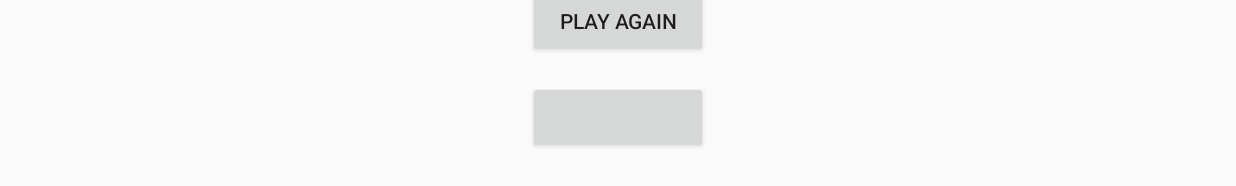
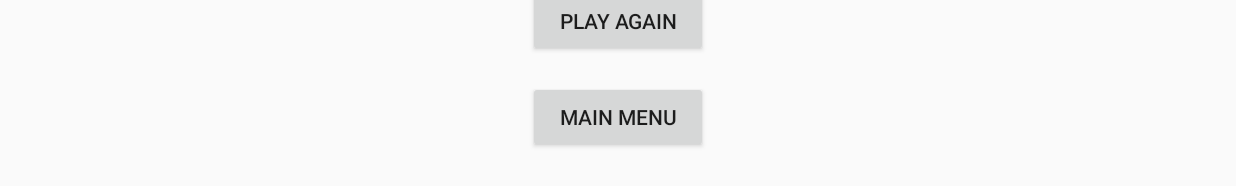
Before and after one commit to Ninfer/MovileGames, an Android app: the fragment ScoreFragment placed in its activity, on a phone screen of 824 x 412 dp (held sideways). Shown: the part 420-606 px from the top of the screen. Run offline under Robolectric (Android 15) with nearby library versions, the light colour scheme and no system bars.

Commit message:
Pantalla de "Score" funcional

```diff
--- a/Matamarcianos/app/src/main/java/dadm/scaffold/ScaffoldActivity.java
+++ b/Matamarcianos/app/src/main/java/dadm/scaffold/ScaffoldActivity.java
@@ -1,10 +1,14 @@
 package dadm.scaffold;
 
+import android.content.Context;
+import android.content.SharedPreferences;
 import android.media.AudioManager;
 import android.os.Build;
 import android.support.v7.app.AppCompatActivity;
 import android.os.Bundle;
 import android.view.View;
+
+import java.util.prefs.Preferences;
 
 import dadm.scaffold.counter.GameFragment;
 import dadm.scaffold.counter.MainMenuFragment;
@@ -28,6 +32,7 @@ public class ScaffoldActivity extends AppCompatActivity {
         }
         setVolumeControlStream(AudioManager.STREAM_MUSIC);
         soundManager = new SoundManager(getApplicationContext());
+        SharedPreferences sp = getSharedPreferences("defaultSettings", 0);
     }
 
     public SoundManager getSoundManager() {
--- a/Matamarcianos/app/src/main/java/dadm/scaffold/counter/ScoreFragment.java
+++ b/Matamarcianos/app/src/main/java/dadm/scaffold/counter/ScoreFragment.java
@@ -6,6 +6,7 @@ import android.os.Bundle;
 import android.view.LayoutInflater;
 import android.view.View;
 import android.view.ViewGroup;
+import android.widget.Button;
 import android.widget.TextView;
 
 import dadm.scaffold.BaseFragment;
@@ -15,6 +16,7 @@ import dadm.scaffold.ScaffoldActivity;
 public class ScoreFragment extends BaseFragment {
 
     public static TextView scoreText, yourScoreText;
+    public static Button mainMenu, playAgain;
     public int scoreResult;
 
     public ScoreFragment(){
@@ -25,19 +27,20 @@ public class ScoreFragment extends BaseFragment {
     public View onCreateView(LayoutInflater inflater, ViewGroup container,
                              Bundle savedInstanceState) {
         View rootView = inflater.inflate(R.layout.fragment_score, container, false);
+
+        mainMenu = rootView.findViewById(R.id.btn_main_menu);
+        mainMenu.setText("MAIN MENU");
+
         scoreText = rootView.findViewById(R.id.text_score_result);
         yourScoreText = rootView.findViewById(R.id.text_your_score);
         yourScoreText.setText("Your score is:");
-        /*
 
-        SharedPreferences sp = getSharedPreferences("defaultSettings", Context.MODE_PRIVATE);
+        SharedPreferences sp = getContext().getSharedPreferences("defaultSettings", Context.MODE_PRIVATE);
+        scoreResult = sp.getInt("score", 0);
 
-        scoreResult = sp.getString("name", "Extraño");
+        scoreText.setText(String.valueOf(scoreResult));
 
 
-        scoreText.setText(String.valueOf(GameFragment.generalScore));
-
-         */
 
         return rootView;
     }
--- a/Matamarcianos/app/src/main/java/dadm/scaffold/space/SpaceShipPlayer.java
+++ b/Matamarcianos/app/src/main/java/dadm/scaffold/space/SpaceShipPlayer.java
@@ -40,7 +40,7 @@ public class SpaceShipPlayer extends Sprite {
     public SpaceShipPlayer(GameEngine gameEngine, GameController gameController){
         super(gameEngine, R.drawable.ship_a);
         nextResourceIntegerId = R.drawable.ship_b;
-        speedFactor = pixelFactor * 100d / 1000d; // We want to move at 100px per second on a 400px tall screen
+        speedFactor = pixelFactor * 200d / 1000d; // We want to move at 100px per second on a 400px tall screen
         maxX = gameEngine.width - width;
         maxY = gameEngine.height - height;
 
--- a/Matamarcianos/app/src/main/res/layout/fragment_score.xml
+++ b/Matamarcianos/app/src/main/res/layout/fragment_score.xml
@@ -3,8 +3,7 @@
     xmlns:tools="http://schemas.android.com/tools"
     android:layout_width="match_parent"
     android:layout_height="match_parent"
-    >
-
+    android:layout_gravity="center">
     <TextView
         android:id="@+id/text_your_score"
         android:layout_width="wrap_content"
@@ -15,17 +14,23 @@
         android:textSize="20sp"
         android:textStyle="bold"
         tools:text="@string/your_score" />
-
     <TextView
         android:id="@+id/text_score_result"
         android:layout_width="wrap_content"
         android:layout_height="wrap_content"
         android:layout_gravity="center"
         android:layout_marginBottom="90dp"
+        android:text="@string/text_score_result"
         android:textSize="24sp"
-        android:textStyle="bold"
-        android:text="@string/text_score_result" />
-
+        android:textStyle="bold" />
+    <Button
+        android:id="@+id/btn_play_again"
+        android:layout_width="120dp"
+        android:layout_height="wrap_content"
+        android:layout_gravity="center"
+        android:layout_marginTop="64dp"
+        android:text="@string/btn_start_score"
+        tools:text="@string/play_again" />
     <Button
         android:id="@+id/btn_main_menu"
         android:layout_width="120dp"
@@ -35,13 +40,5 @@
         android:text="@string/btn_main_menu"
         tools:text="@string/main_menu" />
 
-    <Button
-        android:id="@+id/btn_play_again"
-        android:layout_width="120dp"
-        android:layout_height="wrap_content"
-        android:layout_gravity="center"
-        android:layout_marginTop="64dp"
-        android:text="@string/btn_start_score"
-        tools:text="@string/play_again" />
 
 </FrameLayout>
--- a/Quiz/app/src/main/java/com/example/quiz_mario_borja/Start_Activity.java
+++ b/Quiz/app/src/main/java/com/example/quiz_mario_borja/Start_Activity.java
@@ -129,7 +129,7 @@ public class Start_Activity extends AppCompatActivity {
     // Método que recoge si es la primera vez que se inicia la app para crear la base de datos
     private int getFirstTimeRun() {
         SharedPreferences sp = getSharedPreferences("defaultSettings", 0);
-        int result, currentVersionCode = BuildConfig.VERSION_CODE;z
+        int result, currentVersionCode = BuildConfig.VERSION_CODE;
         int lastVersionCode = sp.getInt("FIRSTTIMERUN", -1);
         if (lastVersionCode == -1) result = 0; else
             result = (lastVersionCode == currentVersionCode) ? 1 : 2;
```
Also changed, not shown: Matamarcianos/app/src/main/java/dadm/scaffold/space/GameController.java (+8 -2 lines).
